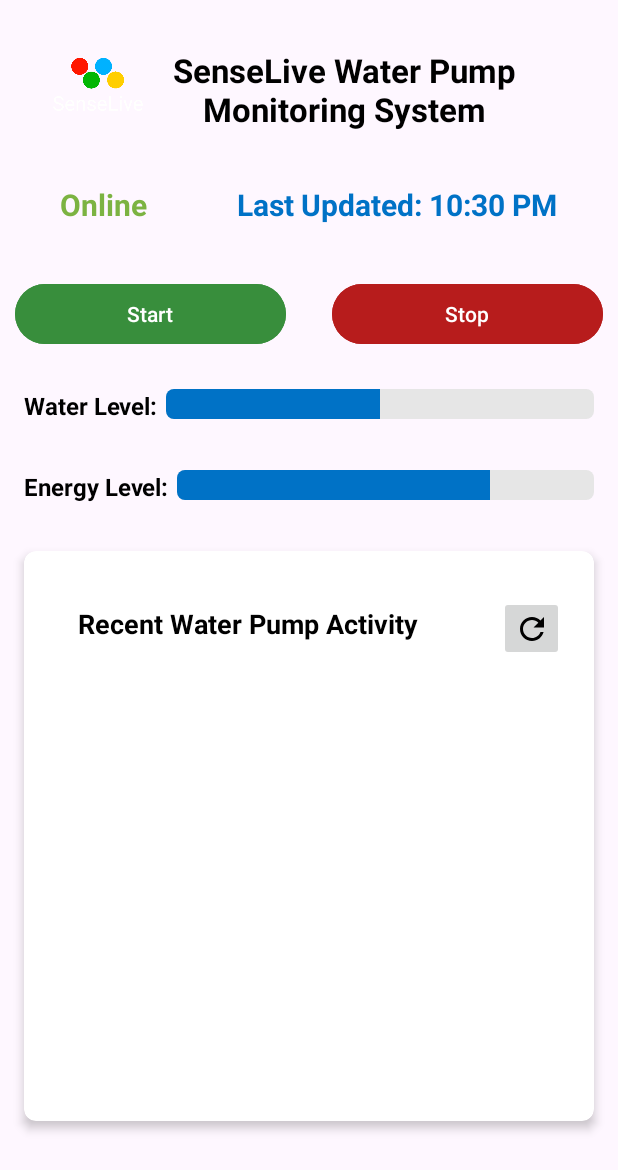
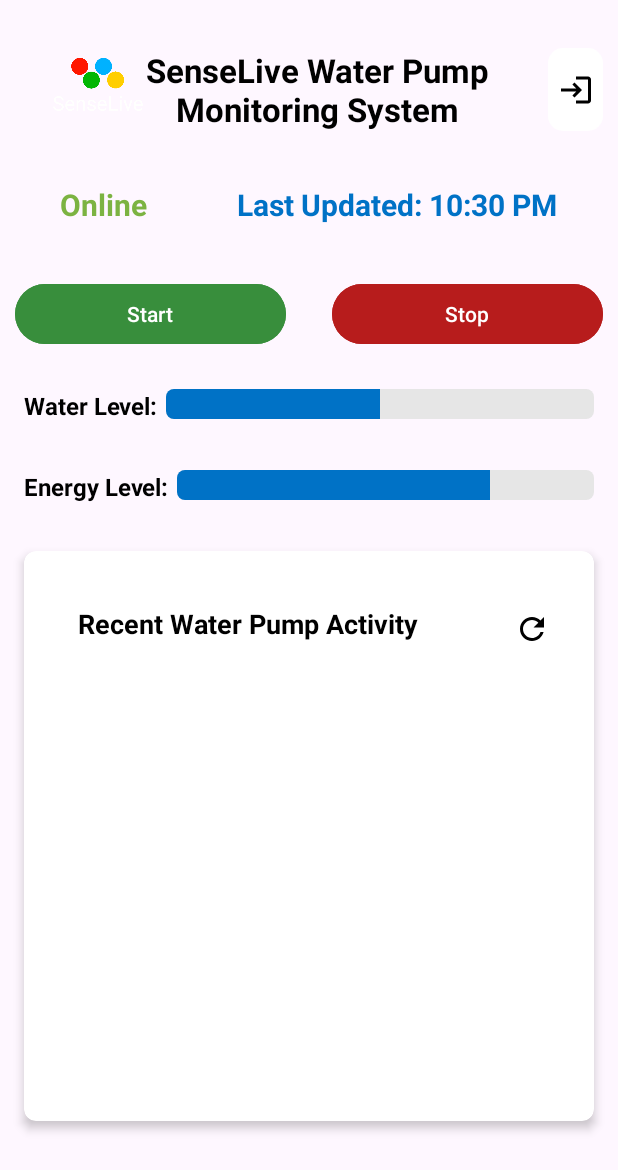
Before and after one commit to TanmayRao7/Water-Pump-Managment-System, an Android app: the MainActivity screen opened directly, with no data from a screen before it, on a phone screen of 412 x 824 dp. Shown: the top 1170 px of the screen. Run offline under Robolectric (Android 15) with nearby library versions, the phone set to English and light mode, and no system bars; 1 statement that could not run was skipped.

Commit message:
Changes added

```diff
--- a/app/src/main/java/com/tanmay/example/MainActivity.java
+++ b/app/src/main/java/com/tanmay/example/MainActivity.java
@@ -2,6 +2,7 @@ package com.tanmay.example;
 
 import androidx.appcompat.app.AppCompatActivity;
 
+import android.content.Intent;
 import android.graphics.Color;
 import android.os.Bundle;
 import android.os.Handler;
@@ -56,11 +57,14 @@ public class MainActivity extends AppCompatActivity {
 
     TextView water_state;
 
+    ImageButton logoutButton;
+
     @Override
     protected void onCreate(Bundle savedInstanceState) {
         super.onCreate(savedInstanceState);
         setContentView(R.layout.activity_main);
 
+        logoutButton = findViewById(R.id.logOutButton);
         water_level_progress_bar = findViewById(R.id.water_level_bar);
         energy_level_progress_bar = findViewById(R.id.energy_level_bar);
         // Initializing variables
@@ -90,6 +94,15 @@ public class MainActivity extends AppCompatActivity {
 
         updateStatus();
         refresh();
+
+        logoutButton.setOnClickListener(new View.OnClickListener() {
+            @Override
+            public void onClick(View v) {
+                Intent i = new Intent(MainActivity.this,Login.class);
+                startActivity(i);
+                finish();
+            }
+        });
 
         refresh.setOnClickListener(new View.OnClickListener() {
             @Override
--- /dev/null
+++ b/app/src/main/res/drawable/baseline_login_24.xml
@@ -0,0 +1,5 @@
+<vector android:height="24dp" android:tint="#000000"
+    android:viewportHeight="24" android:viewportWidth="24"
+    android:width="24dp" xmlns:android="http://schemas.android.com/apk/res/android">
+    <path android:fillColor="@android:color/white" android:pathData="M11,7L9.6,8.4l2.6,2.6H2v2h10.2l-2.6,2.6L11,17l5,-5L11,7zM20,19h-8v2h8c1.1,0 2,-0.9 2,-2V5c0,-1.1 -0.9,-2 -2,-2h-8v2h8V19z"/>
+</vector>
--- /dev/null
+++ b/app/src/main/res/drawable/bg_log_out.xml
@@ -0,0 +1,6 @@
+<?xml version="1.0" encoding="utf-8"?>
+<shape xmlns:android="http://schemas.android.com/apk/res/android"
+    android:shape="rectangle">
+    <corners android:radius="10dp" />
+    <solid android:color="@android:color/white" />
+</shape>
--- a/app/src/main/res/layout/activity_main.xml
+++ b/app/src/main/res/layout/activity_main.xml
@@ -26,7 +26,7 @@
 
             <TextView
                 android:id="@+id/textView"
-                android:layout_width="wrap_content"
+                android:layout_width="250dp"
                 android:layout_height="wrap_content"
                 android:layout_marginRight="38dp"
                 android:layout_weight="1"
@@ -34,8 +34,17 @@
                 android:text="SenseLive Water Pump Monitoring System"
                 android:textColor="@color/black"
                 android:textSize="22sp"
-                android:textStyle="bold"
-                />
+                android:textStyle="bold" />
+
+            <ImageButton
+                android:id="@+id/logOutButton"
+                android:layout_width="55dp"
+                android:layout_height="55dp"
+                android:layout_weight="1"
+                android:padding="15dp"
+                android:background="@drawable/bg_log_out"
+
+                app:srcCompat="@drawable/baseline_login_24" />
         </LinearLayout>
 
         <LinearLayout
@@ -218,6 +227,7 @@
                             android:layout_height="43dp"
                             android:layout_marginTop="10dp"
                             android:contentDescription="refresh"
+                            android:background="@drawable/bg_log_out"
                             android:src="@drawable/baseline_refresh_24" />
 
 
```
